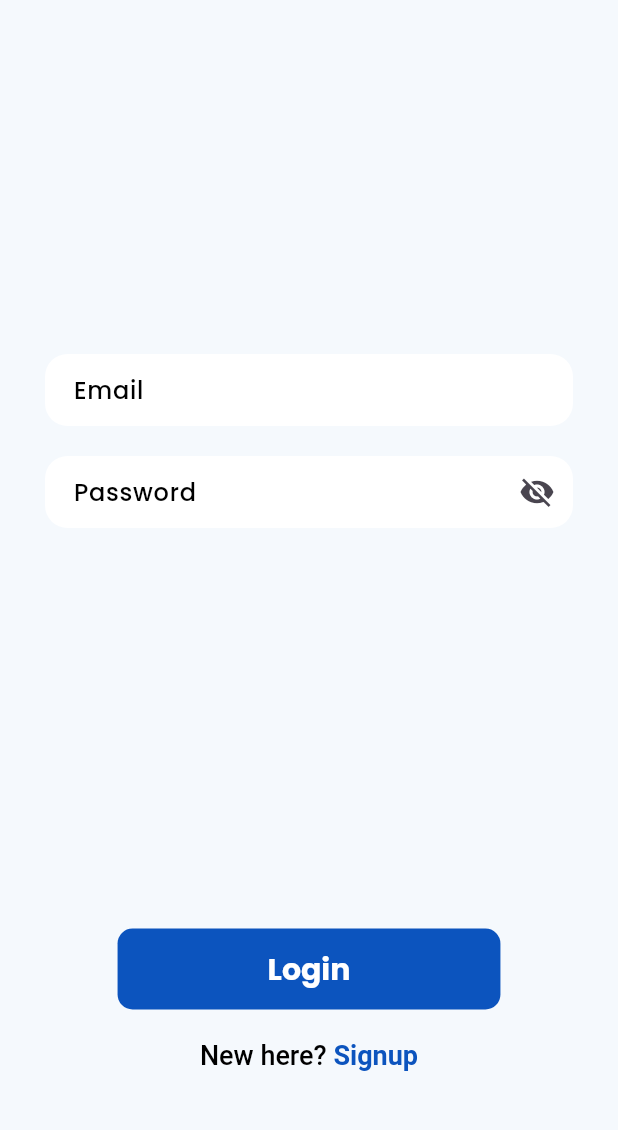
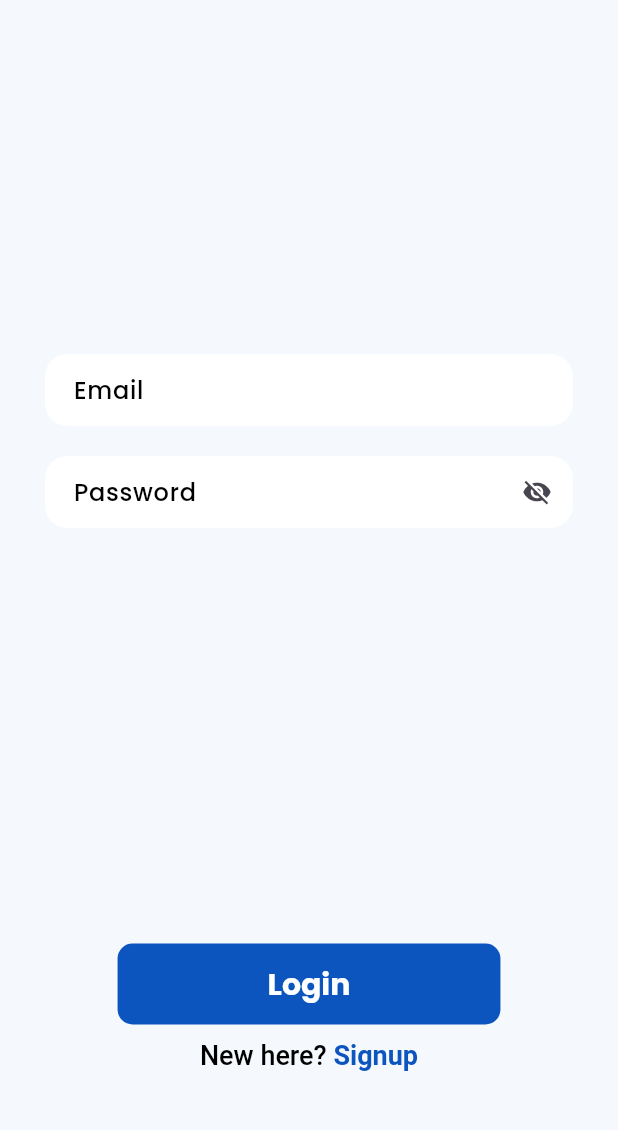
Before and after one commit to kshitijbhatia/News-App, a Flutter app: the screen it shows after launch, on a phone screen of 412 x 824 dp, the part 90-1220 px from its top. Run offline on Flutter 3.47's test engine with Material 3 defaults, Android fonts, the phone set to English and light mode, and no system bars; our stand-ins replace cached_network_image, cloud_firestore, dio, firebase_auth, firebase_core, firebase_crashlytics and 5 more; accounts and stored records are empty.

Commit message:
1. Added new functionality to set the profile picture(TBC).

```diff
--- a/lib/models/user.dart
+++ b/lib/models/user.dart
@@ -5,9 +5,18 @@ class AppUser{
   String password;
   String createdOn;
   String lastSignIn;
+  String imageUrl;
 
 
-  AppUser({required this.uid,required this.name, required this.email, required this.password, required this.createdOn, required this.lastSignIn});
+  AppUser({
+    required this.uid,
+    required this.name,
+    required this.email,
+    required this.password,
+    required this.createdOn,
+    required this.lastSignIn,
+    required this.imageUrl,
+  });
 
   Map<String, dynamic> toJson(){
     return {
@@ -27,7 +36,8 @@ class AppUser{
         email: json["email"],
         password: json["password"],
         createdOn: json["createdOn"],
-        lastSignIn: json["lastSignIn"]
+        lastSignIn: json["lastSignIn"],
+        imageUrl : json["imageUrl"]
     );
   }
 }
--- a/lib/screens/Authentication/login_page.dart
+++ b/lib/screens/Authentication/login_page.dart
@@ -166,7 +166,7 @@ class _LoginPageState extends State<LoginPage> {
               _loginUser();
             },
           ),
-          20.h,
+          10.h,
           RichText(
             text: TextSpan(
               style: const TextStyle(
--- a/lib/screens/Authentication/register_page.dart
+++ b/lib/screens/Authentication/register_page.dart
@@ -160,7 +160,7 @@ class _RegisterPageState extends State<RegisterPage> {
               await _registerUser();
             },
           ),
-          20.h,
+          10.h,
           RichText(
             text: TextSpan(
               style: const TextStyle(
--- a/lib/widgets/text_input.dart
+++ b/lib/widgets/text_input.dart
@@ -82,15 +82,16 @@ class _TextInputState extends State<TextInput> {
             ? IconButton(
               onPressed: _changePasswordVisibility,
               icon: _showPassword
-                  ? const Icon(Icons.visibility)
-                  : const Icon(Icons.visibility_off),)
+                  ? const Icon(Icons.visibility, size: 20,)
+                  : const Icon(Icons.visibility_off, size: 20,),)
             : (widget.controller.text.isNotEmpty
                 ? IconButton(
                   onPressed: (){
                     widget.controller.text = "";
                     widget.removeError();
                     },
-                  icon: const Icon(Icons.close))
+                  icon: const Icon(Icons.close, size: 20,),
+                )
                 : 0.h
         )
       )
--- a/pubspec.yaml
+++ b/pubspec.yaml
@@ -47,6 +47,8 @@ dependencies:
   intl: ^0.19.0
   firebase_crashlytics: ^3.5.1
   firebase_analytics: ^10.10.1
+  image_picker: ^1.0.6
+  firebase_storage: ^11.7.2
 
 dev_dependencies:
   flutter_test:
```
Also changed, not shown: lib/controllers/user_controller.dart (+27 -0 lines), lib/network/authentication.dart (+38 -5 lines), lib/screens/Home_Page/home_page.dart (+8 -5 lines), lib/screens/Update_Page/update_page.dart (+28 -11 lines), pubspec.lock, 5 other files.
